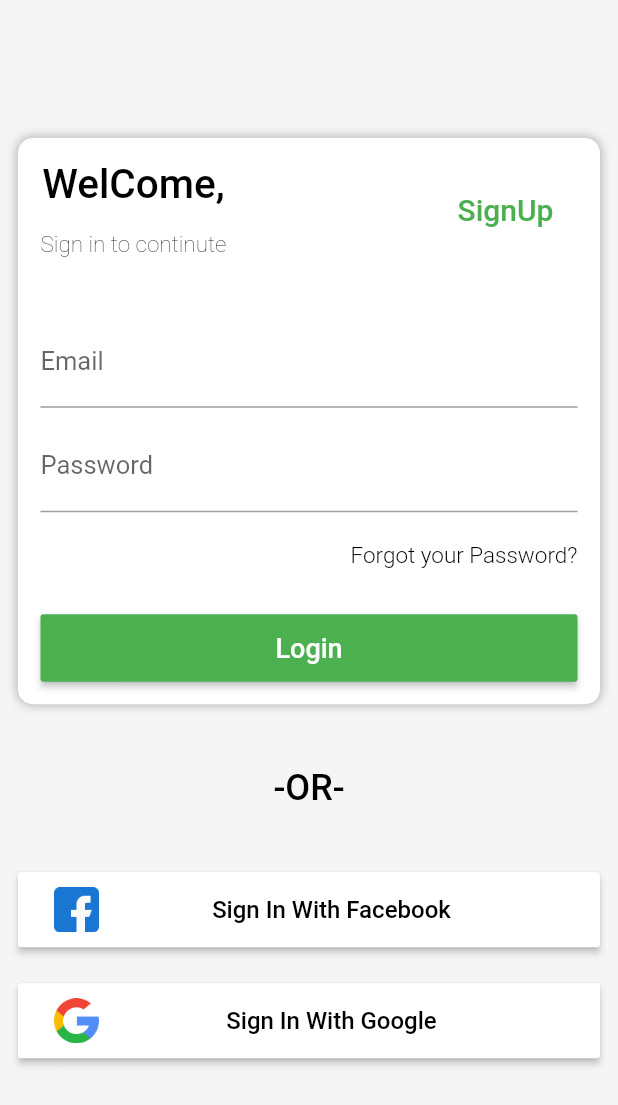
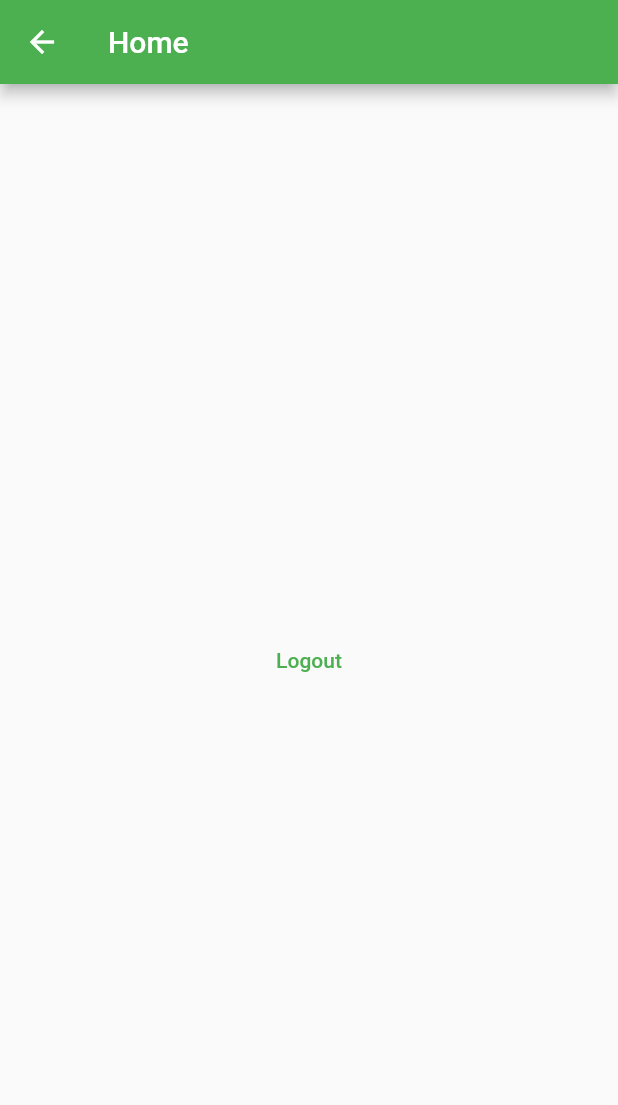
Before and after one commit to kyosima/ecommerce_app, a Flutter app: the screen it shows after launch, after a tap on "Sign In With Google", on a phone screen of 412 x 824 dp. Shown: the top 1105 px of the screen. Run offline on Flutter 3.47's test engine with Material 2 defaults, Android fonts, the phone set to English and light mode, and no system bars; our stand-ins replace firebase_auth, firebase_core, get, google_sign_in; accounts and stored records are empty.

Commit message:
login Firebase google android and ios

```diff
--- a/lib/controllers/fire_base/auth_controller.dart
+++ b/lib/controllers/fire_base/auth_controller.dart
@@ -10,9 +10,8 @@ class AuthController extends GetxController {
     super.onInit();
   }
 
-  void googleSignIn() async {
+  Future<UserCredential> googleSignIn() async {
     final GoogleSignInAccount? googleUser = await _googleSignIn.signIn();
-    print(googleUser);
     final GoogleSignInAuthentication googleAuth =
         await googleUser!.authentication;
     final credential = GoogleAuthProvider.credential(
@@ -21,6 +20,23 @@ class AuthController extends GetxController {
     );
     UserCredential userCredential =
         await _auth.signInWithCredential(credential);
-    print(userCredential.user);
+    print(userCredential.user!.email);
+    return _auth.signInWithCredential(credential);
+  }
+
+  // void facebookSignIn() async {
+  //   final LoginResult loginResult = await FacebookAuth.instance.login();
+  //
+  //   // Create a credential from the access token
+  //   final OAuthCredential facebookAuthCredential =
+  //       FacebookAuthProvider.credential(loginResult.accessToken!.token);
+  //
+  //   UserCredential userCredential =
+  //       await _auth.signInWithCredential(facebookAuthCredential);
+  //   print(userCredential.user);
+  // }
+
+  Future<void> logOut() async {
+    await _auth.signOut();
   }
 }
--- a/lib/main.dart
+++ b/lib/main.dart
@@ -1,4 +1,5 @@
 import 'package:ecommerce_app/constance.dart';
+import 'package:ecommerce_app/views/auth/home_screen.dart';
 import 'package:ecommerce_app/views/auth/login_screen.dart';
 import 'package:ecommerce_app/views/auth/register_screen.dart';
 import 'package:firebase_core/firebase_core.dart';
@@ -22,6 +23,10 @@ class MyApp extends StatelessWidget {
       ),
       getPages: [
         GetPage(
+          name: '/home',
+          page: () => HomeScreen(),
+        ),
+        GetPage(
           name: '/login',
           page: () => LoginScreen(),
         ),
--- /dev/null
+++ b/lib/views/auth/home_screen.dart
@@ -0,0 +1,25 @@
+import 'package:ecommerce_app/controllers/fire_base/auth_controller.dart';
+import 'package:flutter/material.dart';
+import 'package:get/get.dart';
+
+class HomeScreen extends StatelessWidget {
+  final AuthController authController = Get.put(AuthController());
+  @override
+  Widget build(BuildContext context) {
+    return Scaffold(
+      appBar: AppBar(
+        title: Text('Home'),
+      ),
+      body: Container(
+        child: Center(
+          child: TextButton(
+            onPressed: () {
+              authController.logOut();
+            },
+            child: Text('Logout'),
+          ),
+        ),
+      ),
+    );
+  }
+}
--- a/lib/views/auth/login_screen.dart
+++ b/lib/views/auth/login_screen.dart
@@ -59,7 +59,7 @@ class LoginScreen extends StatelessWidget {
                                     )
                                   ],
                                 ),
-                                FlatButton(
+                                TextButton(
                                   onPressed: () {
                                     Get.toNamed('/register');
                                   },
@@ -141,7 +141,7 @@ class LoginScreen extends StatelessWidget {
                     color: Colors.white,
                     image: 'assets/images/facebook.png',
                     onPressed: () {
-                      print('Login Facebook');
+                      // authController.facebookSignIn();
                     },
                   ),
                 ),
@@ -153,6 +153,7 @@ class LoginScreen extends StatelessWidget {
                     image: 'assets/images/search.png',
                     onPressed: () {
                       authController.googleSignIn();
+                      Get.toNamed('/home');
                     },
                   ),
                 ),
--- a/pubspec.yaml
+++ b/pubspec.yaml
@@ -32,6 +32,7 @@ dependencies:
   google_sign_in: ^5.0.7
   firebase_auth: ^3.0.1
   firebase_core: ^1.4.0
+#  flutter_facebook_auth: ^3.5.0
 
 
 dev_dependencies:
```
Also changed, not shown: 10 other files.
